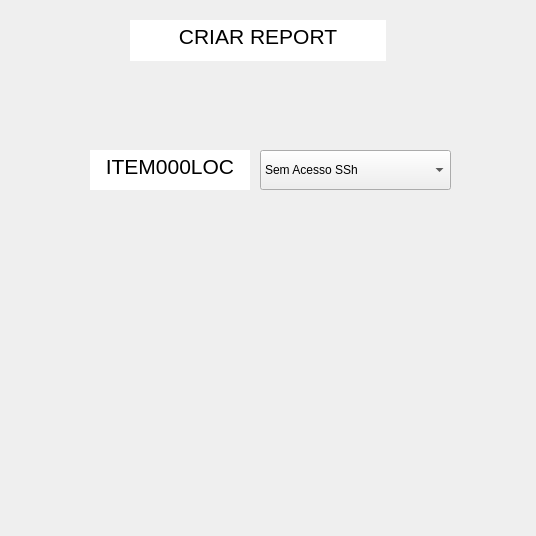
Qt form report_window.ui (zMatheus222/AZReports) before a commit.
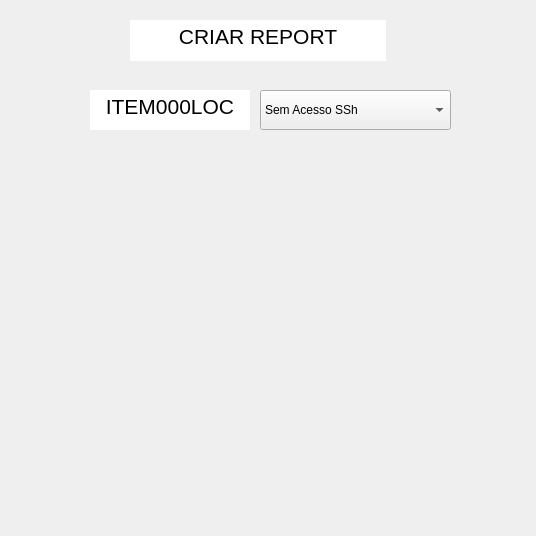
The same form after that commit.

Diff of the .ui file:
```diff
--- a/report_window.ui
+++ b/report_window.ui
@@ -40,7 +40,7 @@
    <property name="geometry">
     <rect>
      <x>90</x>
-     <y>150</y>
+     <y>90</y>
      <width>160</width>
      <height>40</height>
     </rect>
@@ -63,7 +63,7 @@
    <property name="geometry">
     <rect>
      <x>260</x>
-     <y>150</y>
+     <y>90</y>
      <width>191</width>
      <height>40</height>
     </rect>
```
